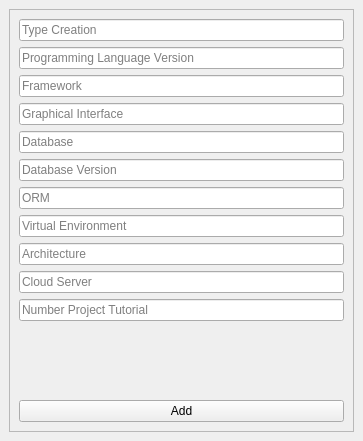
Before: the Qt Designer form src/view/ui/project_tutorial/form.ui in fersilentt/ProgrammingDirectories, drawn with Qt 5.
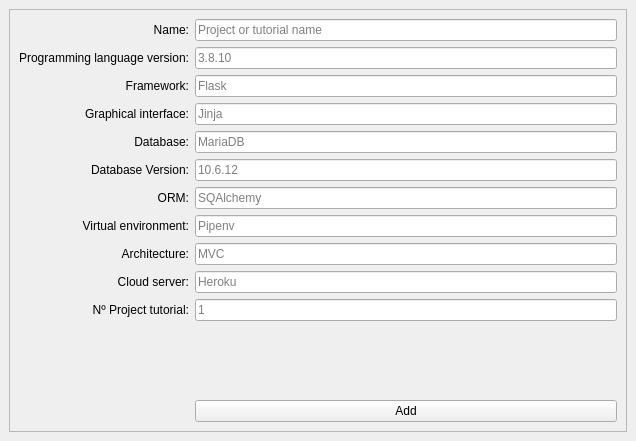
After: the same form once the commit is applied.

Patch:
```diff
--- a/src/view/ui/project_tutorial/form.ui
+++ b/src/view/ui/project_tutorial/form.ui
@@ -6,7 +6,7 @@
    <rect>
     <x>0</x>
     <y>0</y>
-    <width>363</width>
+    <width>636</width>
     <height>441</height>
    </rect>
   </property>
@@ -40,101 +40,211 @@
         <property name="frameShadow">
          <enum>QFrame::Raised</enum>
         </property>
-        <layout class="QVBoxLayout" name="verticalLayout">
-         <property name="spacing">
-          <number>-1</number>
-         </property>
-         <item>
-          <widget class="QLineEdit" name="leName">
-           <property name="placeholderText">
-            <string>Type Creation</string>
-           </property>
-          </widget>
-         </item>
-         <item>
-          <widget class="QLineEdit" name="leProgrammingLanguageVersion">
-           <property name="placeholderText">
-            <string>Programming Language Version</string>
-           </property>
-          </widget>
-         </item>
-         <item>
-          <widget class="QLineEdit" name="leFramework">
-           <property name="placeholderText">
-            <string>Framework</string>
-           </property>
-          </widget>
-         </item>
-         <item>
-          <widget class="QLineEdit" name="leGraphicalInterface">
-           <property name="placeholderText">
-            <string>Graphical Interface</string>
-           </property>
-          </widget>
-         </item>
-         <item>
-          <widget class="QLineEdit" name="leDatabase">
-           <property name="placeholderText">
-            <string>Database</string>
-           </property>
-          </widget>
-         </item>
-         <item>
-          <widget class="QLineEdit" name="leDataBaseVersion">
-           <property name="placeholderText">
-            <string>Database Version</string>
-           </property>
-          </widget>
-         </item>
-         <item>
-          <widget class="QLineEdit" name="leOrm">
-           <property name="placeholderText">
-            <string>ORM</string>
-           </property>
-          </widget>
-         </item>
-         <item>
+        <layout class="QGridLayout" name="gridLayout">
+         <item row="8" column="1">
           <widget class="QLineEdit" name="leVirtualEnvironment">
            <property name="placeholderText">
-            <string>Virtual Environment</string>
+            <string>Pipenv</string>
            </property>
           </widget>
          </item>
-         <item>
-          <widget class="QLineEdit" name="leArchitecture">
+         <item row="7" column="1">
+          <widget class="QLineEdit" name="leOrm">
            <property name="placeholderText">
-            <string>Architecture</string>
+            <string>SQAlchemy</string>
            </property>
           </widget>
          </item>
-         <item>
+         <item row="10" column="1">
           <widget class="QLineEdit" name="leCloudServer">
            <property name="placeholderText">
-            <string>Cloud Server</string>
+            <string>Heroku</string>
            </property>
           </widget>
          </item>
-         <item>
-          <widget class="QLineEdit" name="leNumberProjectTutorial">
+         <item row="6" column="1">
+          <widget class="QLineEdit" name="leDataBaseVersion">
            <property name="placeholderText">
-            <string>Number Project Tutorial</string>
+            <string>10.6.12</string>
            </property>
           </widget>
          </item>
-         <item>
-          <widget class="QLabel" name="lMessageForm">
-           <property name="text">
-            <string/>
-           </property>
-          </widget>
-         </item>
-         <item>
+         <item row="13" column="1">
           <widget class="QPushButton" name="pbAddUpdate">
            <property name="text">
             <string>Add</string>
            </property>
           </widget>
          </item>
+         <item row="11" column="1">
+          <widget class="QLineEdit" name="leNumberProjectTutorial">
+           <property name="placeholderText">
+            <string>1</string>
+           </property>
+          </widget>
+         </item>
+         <item row="3" column="1">
+          <widget class="QLineEdit" name="leFramework">
+           <property name="placeholderText">
+            <string>Flask</string>
+           </property>
+          </widget>
+         </item>
+         <item row="9" column="1">
+          <widget class="QLineEdit" name="leArchitecture">
+           <property name="placeholderText">
+            <string>MVC</string>
+           </property>
+          </widget>
+         </item>
+         <item row="0" column="1">
+          <widget class="QLineEdit" name="leName">
+           <property name="text">
+            <string/>
+           </property>
+           <property name="placeholderText">
+            <string>Project or tutorial name</string>
+           </property>
+          </widget>
+         </item>
+         <item row="4" column="1">
+          <widget class="QLineEdit" name="leGraphicalInterface">
+           <property name="placeholderText">
+            <string>Jinja</string>
+           </property>
+          </widget>
+         </item>
+         <item row="2" column="1">
+          <widget class="QLineEdit" name="leProgrammingLanguageVersion">
+           <property name="placeholderText">
+            <string>3.8.10</string>
+           </property>
+          </widget>
+         </item>
+         <item row="5" column="1">
+          <widget class="QLineEdit" name="leDatabase">
+           <property name="placeholderText">
+            <string>MariaDB</string>
+           </property>
+          </widget>
+         </item>
+         <item row="12" column="1">
+          <widget class="QLabel" name="lMessageForm">
+           <property name="text">
+            <string/>
+           </property>
+          </widget>
+         </item>
+         <item row="0" column="0">
+          <widget class="QLabel" name="label">
+           <property name="text">
+            <string>Name:</string>
+           </property>
+           <property name="alignment">
+            <set>Qt::AlignRight|Qt::AlignTrailing|Qt::AlignVCenter</set>
+           </property>
+          </widget>
+         </item>
+         <item row="2" column="0">
+          <widget class="QLabel" name="label_2">
+           <property name="text">
+            <string>Programming language version:</string>
+           </property>
+           <property name="alignment">
+            <set>Qt::AlignRight|Qt::AlignTrailing|Qt::AlignVCenter</set>
+           </property>
+          </widget>
+         </item>
+         <item row="3" column="0">
+          <widget class="QLabel" name="label_3">
+           <property name="text">
+            <string>Framework:</string>
+           </property>
+           <property name="alignment">
+            <set>Qt::AlignRight|Qt::AlignTrailing|Qt::AlignVCenter</set>
+           </property>
+          </widget>
+         </item>
+         <item row="4" column="0">
+          <widget class="QLabel" name="label_4">
+           <property name="text">
+            <string>Graphical interface:</string>
+           </property>
+           <property name="alignment">
+            <set>Qt::AlignRight|Qt::AlignTrailing|Qt::AlignVCenter</set>
+           </property>
+          </widget>
+         </item>
+         <item row="5" column="0">
+          <widget class="QLabel" name="label_5">
+           <property name="text">
+            <string>Database:</string>
+           </property>
+           <property name="alignment">
+            <set>Qt::AlignRight|Qt::AlignTrailing|Qt::AlignVCenter</set>
+           </property>
+          </widget>
+         </item>
+         <item row="6" column="0">
+          <widget class="QLabel" name="label_6">
+           <property name="text">
+            <string>Database Version:</string>
+           </property>
+           <property name="alignment">
+            <set>Qt::AlignRight|Qt::AlignTrailing|Qt::AlignVCenter</set>
+           </property>
+          </widget>
+         </item>
+         <item row="7" column="0">
+          <widget class="QLabel" name="label_7">
+           <property name="text">
+            <string>ORM:</string>
+           </property>
+           <property name="alignment">
+            <set>Qt::AlignRight|Qt::AlignTrailing|Qt::AlignVCenter</set>
+           </property>
+          </widget>
+         </item>
+         <item row="8" column="0">
+          <widget class="QLabel" name="label_8">
+           <property name="text">
+            <string>Virtual environment:</string>
+           </property>
+           <property name="alignment">
+            <set>Qt::AlignRight|Qt::AlignTrailing|Qt::AlignVCenter</set>
+           </property>
+          </widget>
+         </item>
+         <item row="9" column="0">
+          <widget class="QLabel" name="label_9">
+           <property name="text">
+            <string>Architecture:</string>
+           </property>
+           <property name="alignment">
+            <set>Qt::AlignRight|Qt::AlignTrailing|Qt::AlignVCenter</set>
+           </property>
+          </widget>
+         </item>
+         <item row="10" column="0">
+          <widget class="QLabel" name="label_10">
+           <property name="text">
+            <string>Cloud server:</string>
+           </property>
+           <property name="alignment">
+            <set>Qt::AlignRight|Qt::AlignTrailing|Qt::AlignVCenter</set>
+           </property>
+          </widget>
+         </item>
+         <item row="11" column="0">
+          <widget class="QLabel" name="label_11">
+           <property name="text">
+            <string>Nº Project tutorial:</string>
+           </property>
+           <property name="alignment">
+            <set>Qt::AlignRight|Qt::AlignTrailing|Qt::AlignVCenter</set>
+           </property>
+          </widget>
+         </item>
         </layout>
        </widget>
       </item>
```
